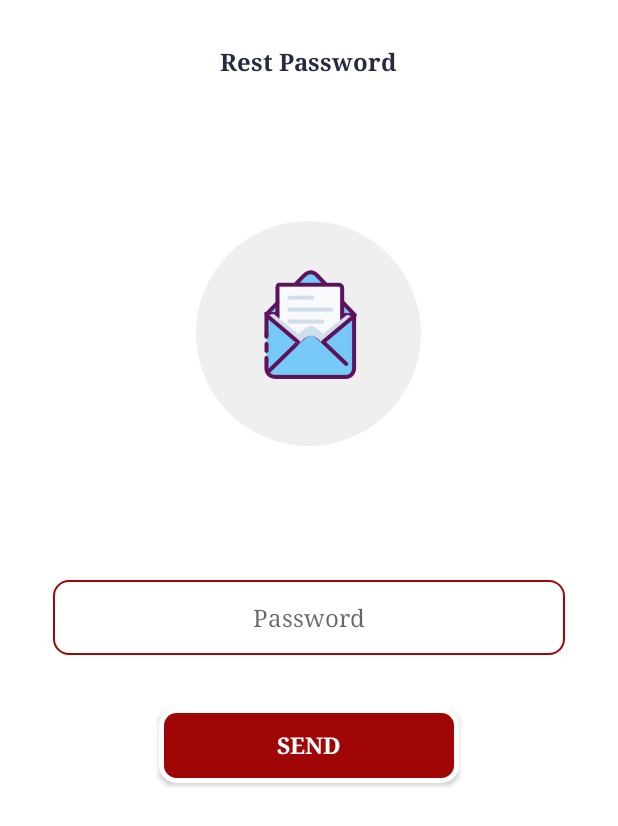
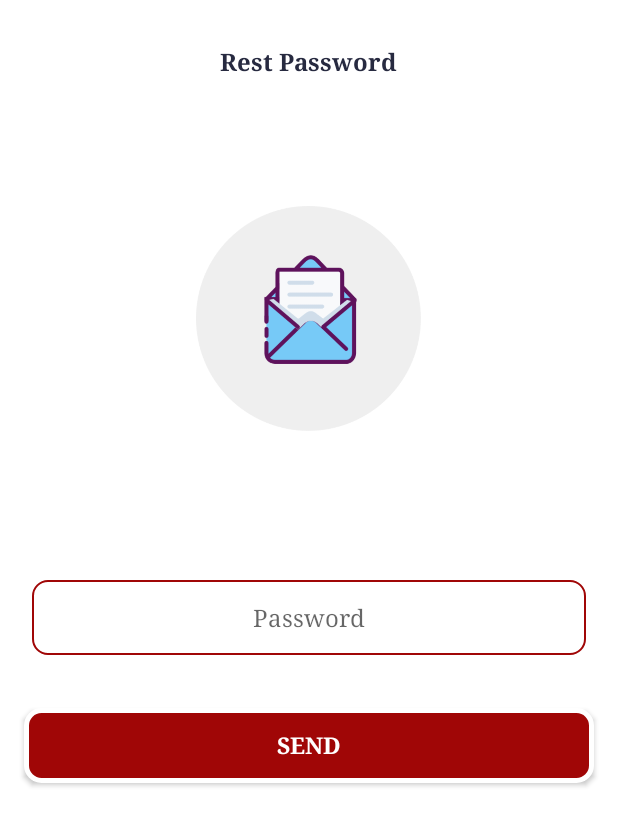
Before and after one commit to MahmoudMagdyEllawatty/Reataurants, an Android app: the ChangePassword screen opened directly, with no data from a screen before it, on a phone screen of 412 x 824 dp. Shown: the top 826 px of the screen. Run offline under Robolectric (Android 15) with nearby library versions, the light colour scheme and no system bars; our stand-ins replace ButterKnife; libraries missing offline, so code that uses them is left out: com.franmontiel.localechanger; 2 statements that could not run were skipped.

Commit message:
login-signup

```diff
--- a/app/src/main/res/drawable-anydpi/sercg.xml
+++ b/app/src/main/res/drawable-anydpi/sercg.xml
@@ -3,7 +3,7 @@
     android:height="30dp"
     android:viewportWidth="24"
     android:viewportHeight="24"
-    android:tint="#CA8132">
+    android:tint="@color/text_grey">
     <path
         android:fillColor="#FF000000"
         android:pathData="M15.5,14h-0.79l-0.28,-0.27C15.41,12.59 16,11.11 16,9.5 16,5.91 13.09,3 9.5,3S3,5.91 3,9.5 5.91,16 9.5,16c1.61,0 3.09,-0.59 4.23,-1.57l0.27,0.28v0.79l5,4.99L20.49,19l-4.99,-5zM9.5,14C7.01,14 5,11.99 5,9.5S7.01,5 9.5,5 14,7.01 14,9.5 11.99,14 9.5,14z"/>
--- a/app/src/main/res/layout/activity_areas.xml
+++ b/app/src/main/res/layout/activity_areas.xml
@@ -71,7 +71,8 @@
             android:padding="5dp"
             android:id="@+id/t_ser"
             android:hint="@string/search"
-            android:textColorHint="#CA8132"
+            android:textColorHint="@color/text_grey"
+            android:drawablePadding="10dp"
             android:textSize="15sp" />
     </RelativeLayout>
 
--- a/app/src/main/res/layout/activity_change_password.xml
+++ b/app/src/main/res/layout/activity_change_password.xml
@@ -34,15 +34,15 @@
         android:layout_height="150dp"
         android:layout_below="@id/bt_back"
         android:layout_centerHorizontal="true"
-        android:layout_margin="35dp"
+        android:layout_margin="25dp"
         android:src="@drawable/mail_circle" />
 
 
     <RelativeLayout
         android:layout_width="match_parent"
         android:layout_height="wrap_content"
-        android:layout_marginLeft="30dp"
-        android:layout_marginRight="30dp"
+        android:layout_marginLeft="16dp"
+        android:layout_marginRight="16dp"
         android:layout_centerInParent="true"
         android:id="@+id/ephone">
 
@@ -64,13 +64,15 @@
     </RelativeLayout>
     <Button
         android:id="@+id/btn_email"
-        android:layout_width="200dp"
+        android:layout_width="match_parent"
         android:layout_height="50dp"
         android:layout_centerHorizontal="true"
-        android:layout_marginLeft="30dp"
         android:layout_marginTop="30dp"
         android:layout_below="@+id/ephone"
-        android:layout_marginRight="30dp"
+        android:layout_marginStart="16dp"
+        android:layout_marginEnd="16dp"
+        android:layout_marginLeft="16dp"
+        android:layout_marginRight="16dp"
         android:padding="10dp"
         android:background="@drawable/layout_bg"
         android:text="@string/Send"
--- a/app/src/main/res/layout/activity_choose_delivery.xml
+++ b/app/src/main/res/layout/activity_choose_delivery.xml
@@ -10,6 +10,7 @@
         android:layout_width="match_parent"
         android:layout_height="match_parent"
         >
+
         <androidx.appcompat.widget.Toolbar
             android:id="@+id/toolbar"
             android:layout_width="match_parent"
```
